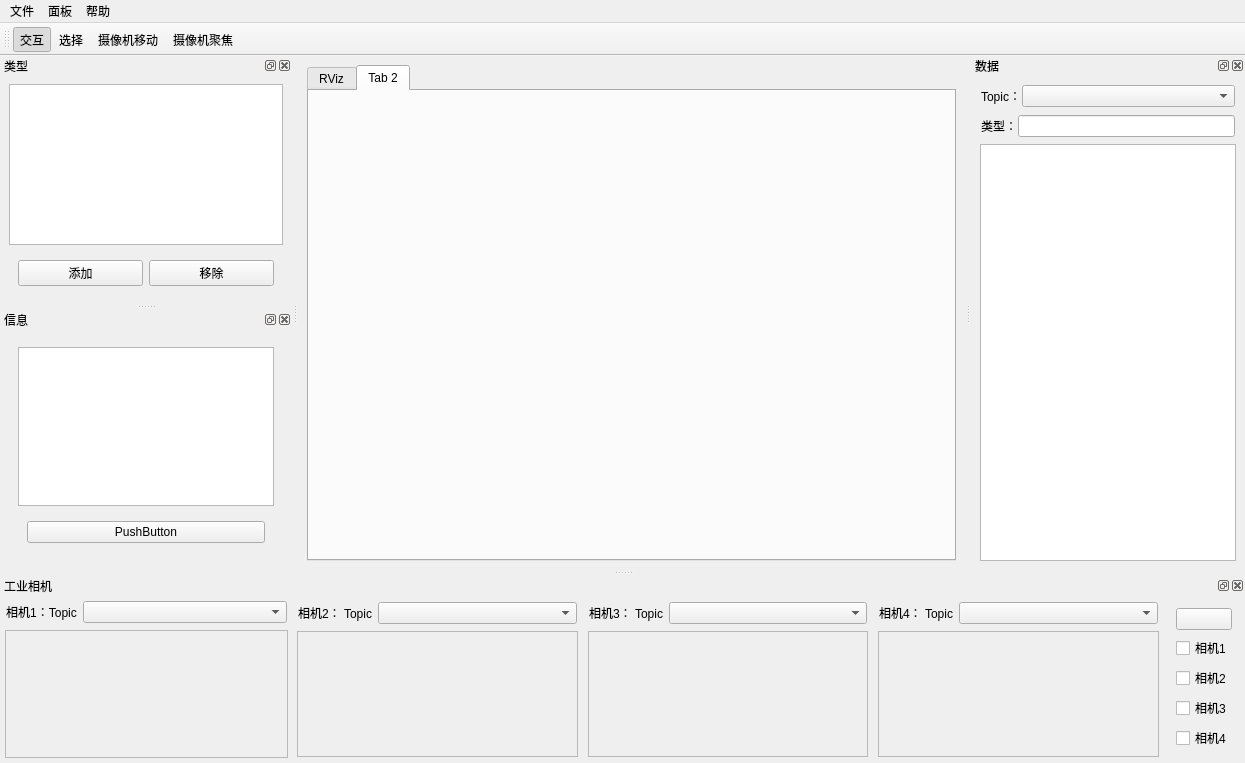
Mith-z/ROS_Qt_RViz, file qt_rviz_demo/ui/main_window.ui: the form before one commit.
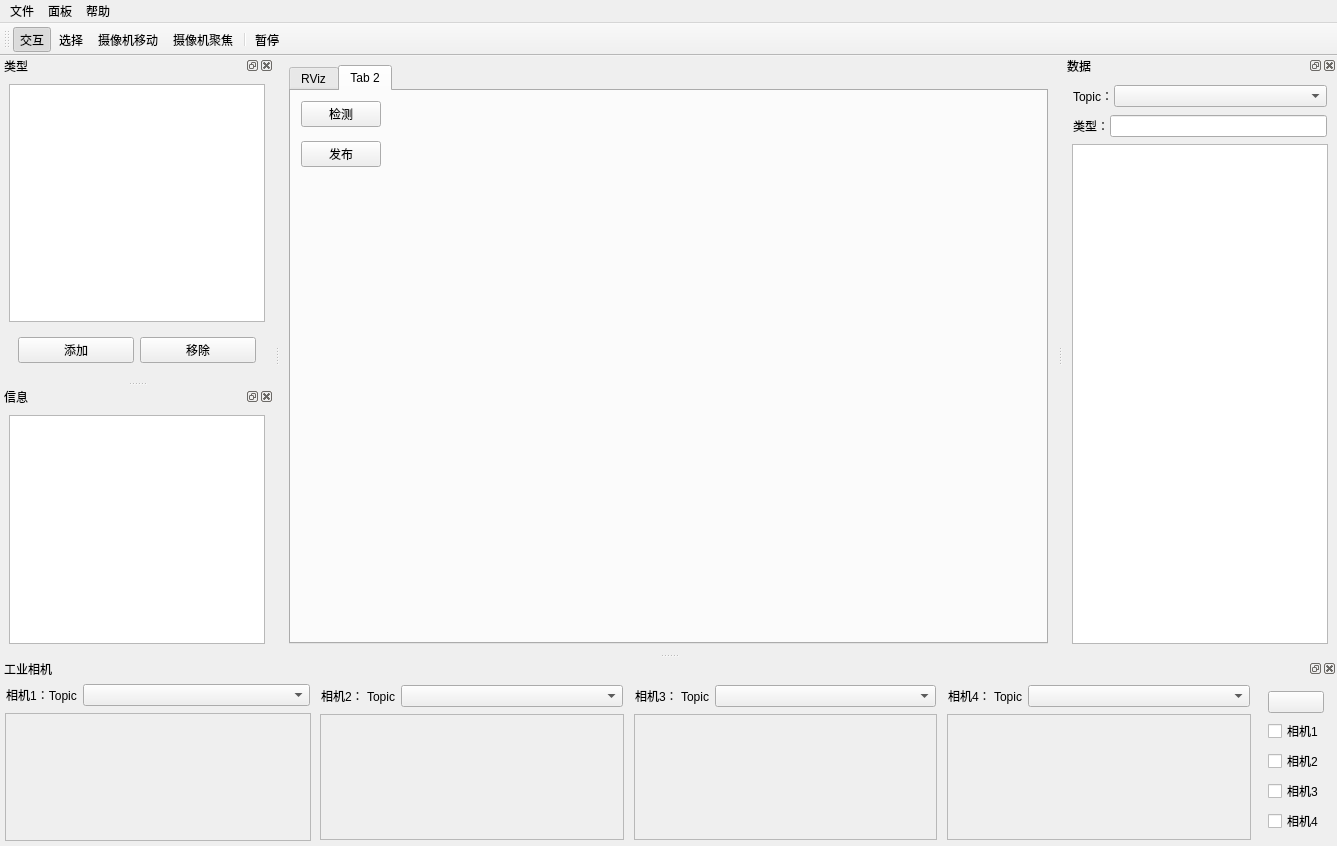
The form after the commit. The open tabs and pages were chosen to show the change. Custom widgets are drawn as their Qt base class.

Commit message: topic pause

```diff
--- a/qt_rviz_demo/ui/main_window.ui
+++ b/qt_rviz_demo/ui/main_window.ui
@@ -9,8 +9,8 @@
    <rect>
     <x>0</x>
     <y>0</y>
-    <width>1245</width>
-    <height>763</height>
+    <width>1337</width>
+    <height>846</height>
    </rect>
   </property>
   <property name="windowTitle">
@@ -55,6 +55,32 @@
        <attribute name="title">
         <string>Tab 2</string>
        </attribute>
+       <widget class="QPushButton" name="detect_Btn">
+        <property name="geometry">
+         <rect>
+          <x>10</x>
+          <y>10</y>
+          <width>80</width>
+          <height>26</height>
+         </rect>
+        </property>
+        <property name="text">
+         <string>检测</string>
+        </property>
+       </widget>
+       <widget class="QPushButton" name="publish_Btn">
+        <property name="geometry">
+         <rect>
+          <x>10</x>
+          <y>50</y>
+          <width>80</width>
+          <height>26</height>
+         </rect>
+        </property>
+        <property name="text">
+         <string>发布</string>
+        </property>
+       </widget>
       </widget>
      </widget>
     </item>
@@ -65,8 +91,8 @@
     <rect>
      <x>0</x>
      <y>0</y>
-     <width>1245</width>
-     <height>23</height>
+     <width>1337</width>
+     <height>28</height>
     </rect>
    </property>
    <widget class="QMenu" name="fileMenu">
@@ -119,6 +145,8 @@
    <addaction name="choose_action"/>
    <addaction name="camera_move_action"/>
    <addaction name="camera_focus_action"/>
+   <addaction name="separator"/>
+   <addaction name="pause_action"/>
   </widget>
   <widget class="QDockWidget" name="typeDock">
    <property name="sizePolicy">
@@ -179,6 +207,21 @@
      <item>
       <widget class="QWidget" name="node_info_widget" native="true">
        <layout class="QVBoxLayout" name="verticalLayout_6">
+        <property name="spacing">
+         <number>0</number>
+        </property>
+        <property name="leftMargin">
+         <number>0</number>
+        </property>
+        <property name="topMargin">
+         <number>0</number>
+        </property>
+        <property name="rightMargin">
+         <number>0</number>
+        </property>
+        <property name="bottomMargin">
+         <number>0</number>
+        </property>
         <item>
          <widget class="QTableView" name="node_info_tableView">
           <property name="sizePolicy">
@@ -189,19 +232,6 @@
           </property>
          </widget>
         </item>
-        <item>
-         <widget class="QWidget" name="widget_2" native="true">
-          <layout class="QVBoxLayout" name="verticalLayout_13">
-           <item>
-            <widget class="QPushButton" name="pushButton">
-             <property name="text">
-              <string>PushButton</string>
-             </property>
-            </widget>
-           </item>
-          </layout>
-         </widget>
-        </item>
        </layout>
       </widget>
      </item>
@@ -987,6 +1017,14 @@
     <string>摄像机聚焦</string>
    </property>
   </action>
+  <action name="pause_action">
+   <property name="text">
+    <string>暂停</string>
+   </property>
+   <property name="toolTip">
+    <string>暂停播放点云</string>
+   </property>
+  </action>
  </widget>
  <customwidgets>
   <customwidget>
```
The commit also changes 321 other files.
